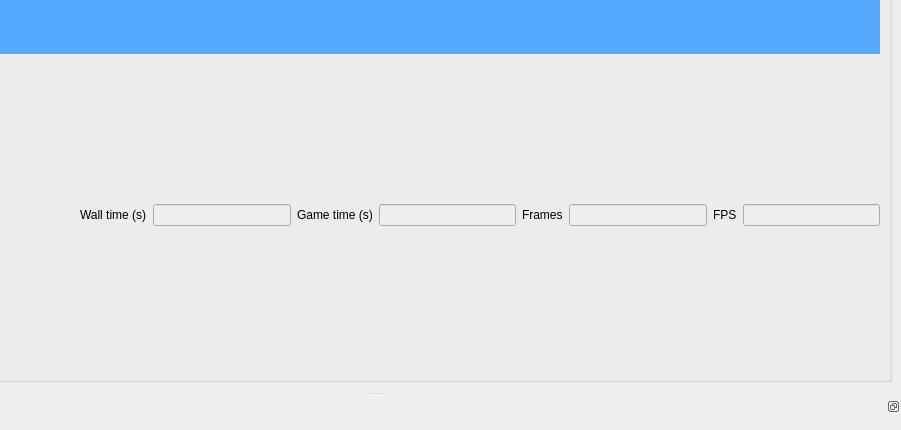
ensisoft/detonator, file editor/gui/playwindow.ui: the form before one commit; both pictures show x 152 to 1053 and y 342 to 772 of the 1053 by 1059 pixel window.
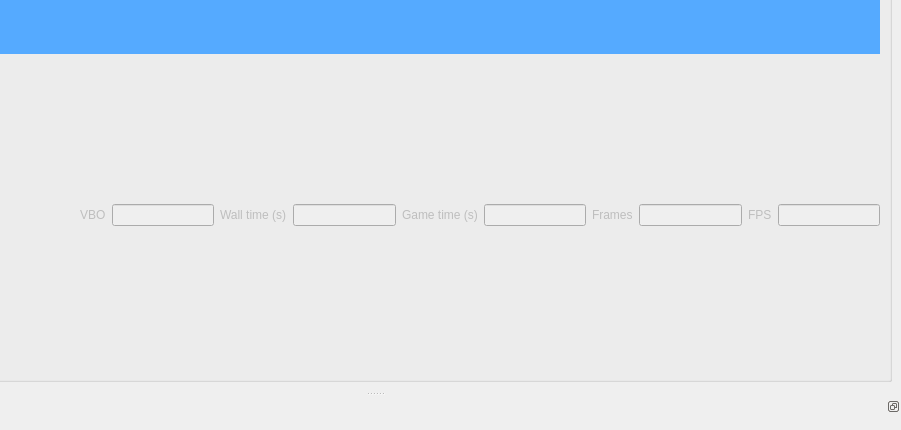
The form after the commit. Icons and pictures are not drawn.

Commit message:
Add engine vertex buffer allocation reporting to the engine interface
Add engine vertex buffer allocation reporting to the engine interface
and the UI element to show the use/allocation to the play window.

```diff
--- a/editor/gui/playwindow.ui
+++ b/editor/gui/playwindow.ui
@@ -102,8 +102,34 @@
             </property>
            </spacer>
           </item>
+          <item>
+           <widget class="QLabel" name="lblVBO">
+            <property name="enabled">
+             <bool>false</bool>
+            </property>
+            <property name="text">
+             <string>VBO</string>
+            </property>
+           </widget>
+          </item>
+          <item>
+           <widget class="QLineEdit" name="statVBO">
+            <property name="enabled">
+             <bool>false</bool>
+            </property>
+            <property name="sizePolicy">
+             <sizepolicy hsizetype="Preferred" vsizetype="Fixed">
+              <horstretch>0</horstretch>
+              <verstretch>0</verstretch>
+             </sizepolicy>
+            </property>
+           </widget>
+          </item>
           <item>
            <widget class="QLabel" name="label_6">
+            <property name="enabled">
+             <bool>false</bool>
+            </property>
             <property name="text">
              <string>Wall time (s)</string>
             </property>
@@ -121,6 +147,9 @@
           </item>
           <item>
            <widget class="QLabel" name="label_7">
+            <property name="enabled">
+             <bool>false</bool>
+            </property>
             <property name="text">
              <string>Game time (s)</string>
             </property>
@@ -138,6 +167,9 @@
           </item>
           <item>
            <widget class="QLabel" name="label_4">
+            <property name="enabled">
+             <bool>false</bool>
+            </property>
             <property name="text">
              <string>Frames</string>
             </property>
@@ -155,6 +187,9 @@
           </item>
           <item>
            <widget class="QLabel" name="label_5">
+            <property name="enabled">
+             <bool>false</bool>
+            </property>
             <property name="text">
              <string>FPS</string>
             </property>
```
Left out of the diff: 2 changed lines with no effect on the pictures. The commit also changes 3 other files.
